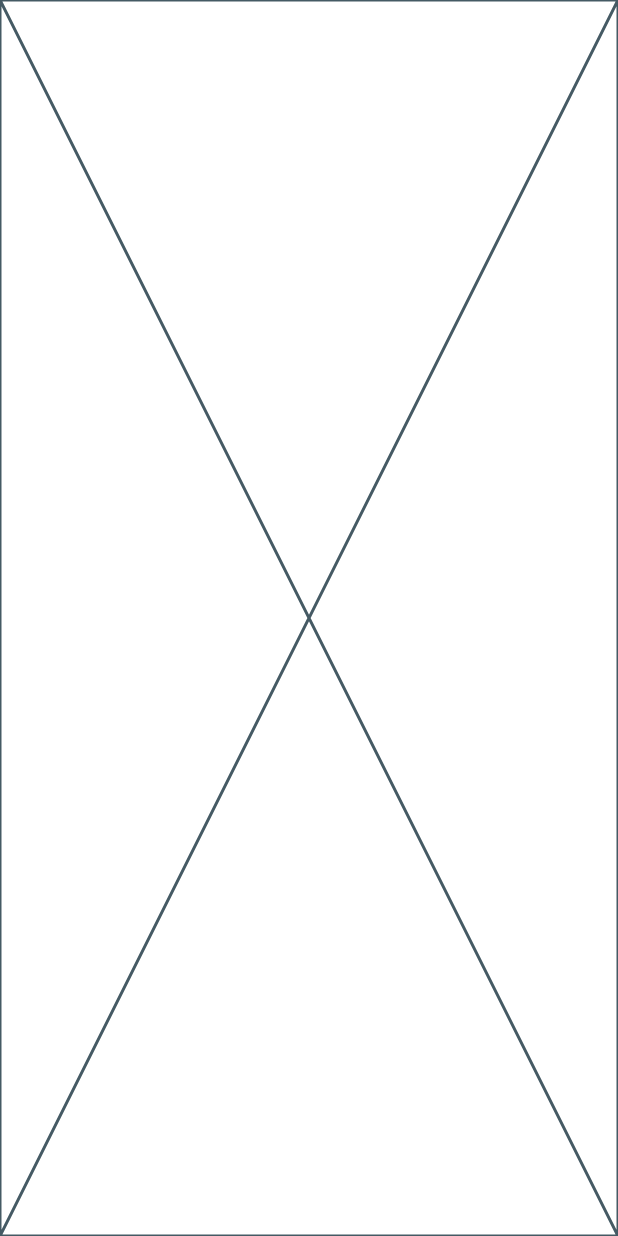
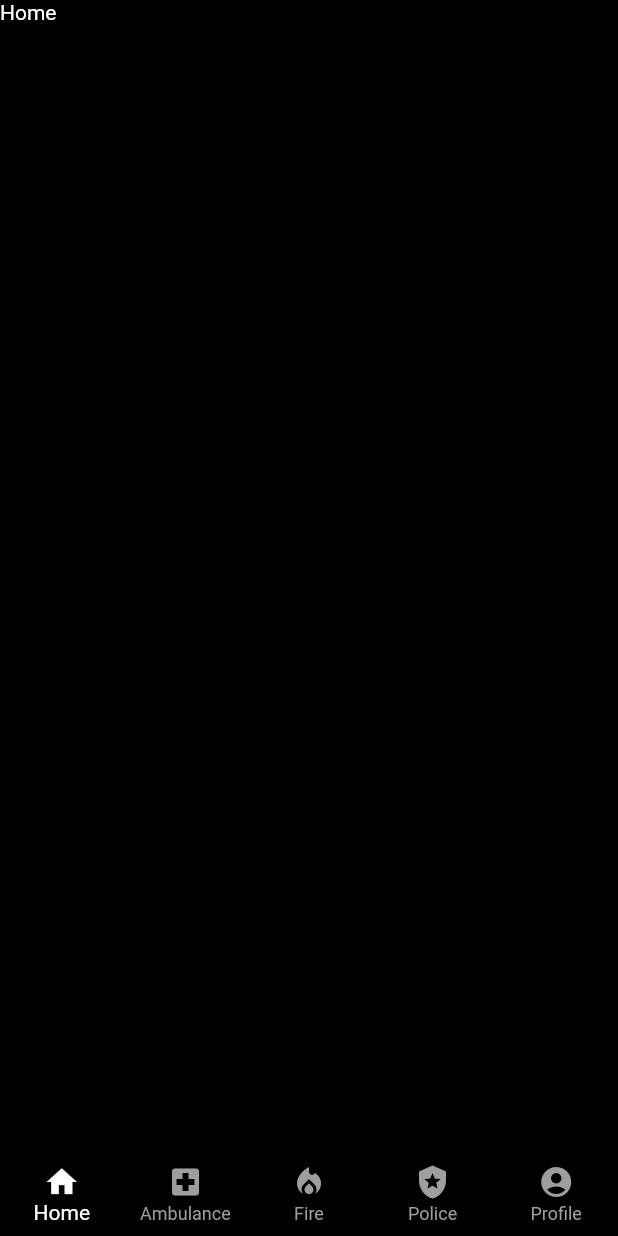
Before and after one commit to jayasooryakdeepak/PFA-Emergency-App, a Flutter app: the screen it shows after launch, on a phone screen of 412 x 824 dp. Run offline on Flutter 3.47's test engine with Material 2 defaults, Android fonts, the phone set to English and light mode, and no system bars.

Commit message:
Pages added & bottomnavbar also added with navigation

```diff
--- /dev/null
+++ b/lib/core/colors/colors.dart
@@ -0,0 +1,4 @@
+import 'package:flutter/material.dart';
+
+const backgroundColor = Colors.black;
+const textColor = Colors.white;
--- a/lib/main.dart
+++ b/lib/main.dart
@@ -1,4 +1,6 @@
 import 'package:flutter/material.dart';
+import 'package:pfa_emergency_app/core/colors/colors.dart';
+import 'package:pfa_emergency_app/presentation/main_page/screen_main_page.dart';
 
 void main() {
   runApp(const MyApp());
@@ -7,24 +9,22 @@ void main() {
 class MyApp extends StatelessWidget {
   const MyApp({super.key});
 
-  // This widget is the root of your application.
   @override
   Widget build(BuildContext context) {
     return MaterialApp(
       title: 'Flutter Demo',
       theme: ThemeData(
-        primarySwatch: Colors.blue,
-      ),
-      home: const MyHomePage(),
+          primarySwatch: Colors.blue,
+          scaffoldBackgroundColor: backgroundColor,
+          textTheme: const TextTheme(
+            bodyLarge: TextStyle(
+              color: textColor,
+            ),
+            bodyMedium: TextStyle(
+              color: textColor,
+            ),
+          )),
+      home: ScreenMainPage(),
     );
   }
 }
-
-class MyHomePage extends StatelessWidget {
-  const MyHomePage({super.key});
-
-  @override
-  Widget build(BuildContext context) {
-    return const Placeholder();
-  }
-}
--- /dev/null
+++ b/lib/presentation/ambulance/screen_ambulance.dart
@@ -0,0 +1,14 @@
+import 'package:flutter/material.dart';
+
+class ScreenAmbulance extends StatelessWidget {
+  const ScreenAmbulance({super.key});
+
+  @override
+  Widget build(BuildContext context) {
+    return Scaffold(
+      body: Text(
+        'Ambulance',
+      ),
+    );
+  }
+}
--- /dev/null
+++ b/lib/presentation/fire/screen_fire.dart
@@ -0,0 +1,14 @@
+import 'package:flutter/material.dart';
+
+class ScreenFire extends StatelessWidget {
+  const ScreenFire({super.key});
+
+  @override
+  Widget build(BuildContext context) {
+    return Scaffold(
+      body: Text(
+        'Fire',
+      ),
+    );
+  }
+}
--- /dev/null
+++ b/lib/presentation/home/screen_home.dart
@@ -0,0 +1,12 @@
+import 'package:flutter/material.dart';
+
+class ScreenHome extends StatelessWidget {
+  const ScreenHome({super.key});
+
+  @override
+  Widget build(BuildContext context) {
+    return Scaffold(
+      body: Text('Home'),
+    );
+  }
+}
--- /dev/null
+++ b/lib/presentation/main_page/screen_main_page.dart
@@ -0,0 +1,34 @@
+import 'package:flutter/material.dart';
+import 'package:pfa_emergency_app/presentation/ambulance/screen_ambulance.dart';
+import 'package:pfa_emergency_app/presentation/fire/screen_fire.dart';
+import 'package:pfa_emergency_app/presentation/home/screen_home.dart';
+import 'package:pfa_emergency_app/presentation/main_page/widgets/bottom_nav.dart';
+import 'package:pfa_emergency_app/presentation/police/screen_police.dart';
+import 'package:pfa_emergency_app/presentation/profile/screen_profile.dart';
+
+class ScreenMainPage extends StatelessWidget {
+  ScreenMainPage({super.key});
+
+  final _pages = [
+    ScreenHome(),
+    ScreenAmbulance(),
+    ScreenFire(),
+    ScreenPolice(),
+    ScreenProfile()
+  ];
+
+  @override
+  Widget build(BuildContext context) {
+    return Scaffold(
+      body: SafeArea(
+        child: ValueListenableBuilder(
+          valueListenable: indexChangeNotifier,
+          builder: (context, int index, _) {
+            return _pages[index];
+          },
+        ),
+      ),
+      bottomNavigationBar: BottomNavigationWidget(),
+    );
+  }
+}
--- /dev/null
+++ b/lib/presentation/main_page/widgets/bottom_nav.dart
@@ -0,0 +1,64 @@
+import 'package:flutter/material.dart';
+
+ValueNotifier<int> indexChangeNotifier = ValueNotifier(0);
+
+class BottomNavigationWidget extends StatelessWidget {
+  const BottomNavigationWidget({super.key});
+
+  @override
+  Widget build(BuildContext context) {
+    return ValueListenableBuilder(
+      valueListenable: indexChangeNotifier,
+      builder: (context, int newIndex, _) {
+        return BottomNavigationBar(
+          type: BottomNavigationBarType.fixed,
+          currentIndex: newIndex,
+          onTap: (index) {
+            indexChangeNotifier.value = index;
+          },
+          backgroundColor: Colors.black,
+          selectedItemColor: Colors.white,
+          unselectedItemColor: Colors.grey,
+          selectedIconTheme: const IconThemeData(
+            color: Colors.white,
+          ),
+          unselectedIconTheme: const IconThemeData(
+            color: Colors.grey,
+          ),
+          items: const [
+            BottomNavigationBarItem(
+              icon: Icon(
+                Icons.home,
+              ),
+              label: 'Home',
+            ),
+            BottomNavigationBarItem(
+              icon: Icon(
+                Icons.local_hospital,
+              ),
+              label: 'Ambulance',
+            ),
+            BottomNavigationBarItem(
+              icon: Icon(
+                Icons.local_fire_department,
+              ),
+              label: 'Fire',
+            ),
+            BottomNavigationBarItem(
+              icon: Icon(
+                Icons.local_police,
+              ),
+              label: 'Police',
+            ),
+            BottomNavigationBarItem(
+              icon: Icon(
+                Icons.account_circle,
+              ),
+              label: 'Profile',
+            ),
+          ],
+        );
+      },
+    );
+  }
+}
--- /dev/null
+++ b/lib/presentation/police/screen_police.dart
@@ -0,0 +1,14 @@
+import 'package:flutter/material.dart';
+
+class ScreenPolice extends StatelessWidget {
+  const ScreenPolice({super.key});
+
+  @override
+  Widget build(BuildContext context) {
+    return Scaffold(
+      body: Text(
+        'Police',
+      ),
+    );
+  }
+}
--- /dev/null
+++ b/lib/presentation/profile/screen_profile.dart
@@ -0,0 +1,14 @@
+import 'package:flutter/material.dart';
+
+class ScreenProfile extends StatelessWidget {
+  const ScreenProfile({super.key});
+
+  @override
+  Widget build(BuildContext context) {
+    return Scaffold(
+      body: Text(
+        'Profile',
+      ),
+    );
+  }
+}
--- a/pubspec.yaml
+++ b/pubspec.yaml
@@ -59,8 +59,8 @@ flutter:
   uses-material-design: true
 
   # To add assets to your application, add an assets section, like this:
-  # assets:
-  #   - images/a_dot_burr.jpeg
+  assets:
+    - lib/assets/icon/ambulance.svg
   #   - images/a_dot_ham.jpeg
 
   # An image asset can refer to one or more resolution-specific "variants", see
```
Also changed, not shown: lib/assets/icon/ambulance.svg (added).
